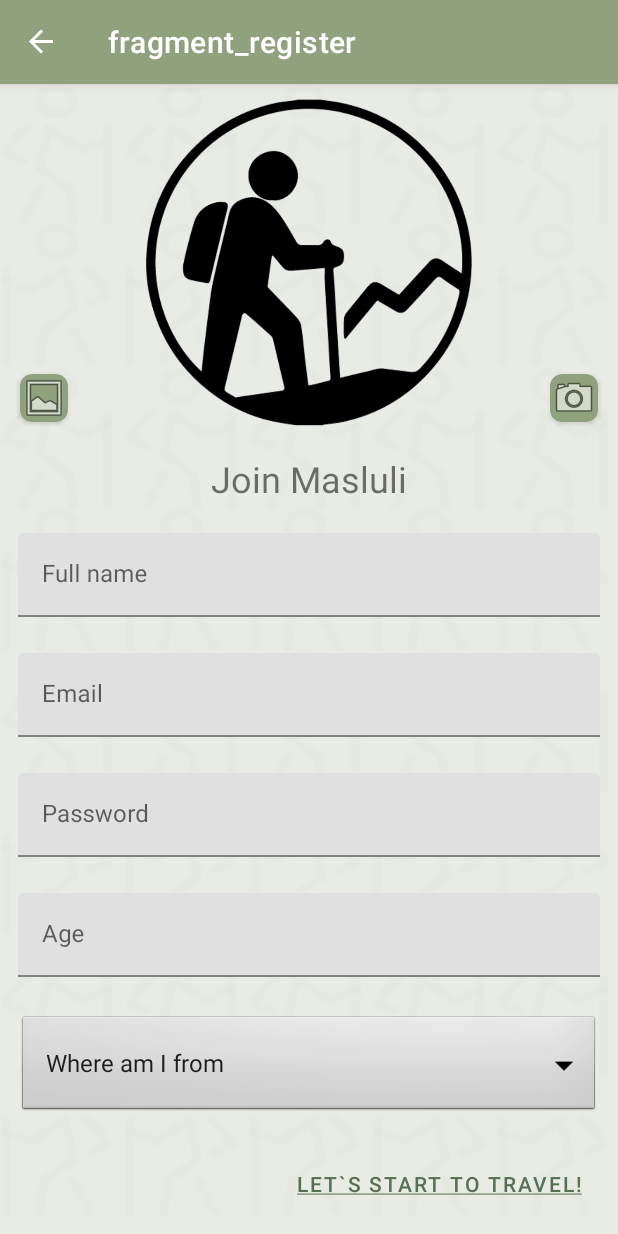
After one commit to omerd318/Masluli, an Android app: the RegisterFragment screen opened through its navigation route, on a phone screen of 412 x 824 dp. The commit adds this screen. Run offline under Robolectric (Android 15) with nearby library versions, the phone set to English and light mode, and no system bars; our stand-ins replace Firebase (no records; nobody signed in at launch, a user with empty details on screens opened directly), navigation-ui.

Commit message:
Add(RegisterFragment): register ui and basic functionality

```diff
--- a/app/build.gradle
+++ b/app/build.gradle
@@ -1,5 +1,6 @@
 plugins {
     id 'com.android.application'
+    id 'androidx.navigation.safeargs'
 }
 
 android {
--- a/app/src/main/java/com/example/masluli/LoginActivity.java
+++ b/app/src/main/java/com/example/masluli/LoginActivity.java
@@ -1,14 +1,23 @@
 package com.example.masluli;
 
 import androidx.appcompat.app.AppCompatActivity;
+import androidx.navigation.NavController;
+import androidx.navigation.fragment.NavHostFragment;
+import androidx.navigation.ui.NavigationUI;
 
 import android.os.Bundle;
 
 public class LoginActivity extends AppCompatActivity {
+    NavController navController;
 
     @Override
     protected void onCreate(Bundle savedInstanceState) {
         super.onCreate(savedInstanceState);
         setContentView(R.layout.activity_login);
+
+        NavHostFragment navHostFragment = (NavHostFragment)getSupportFragmentManager().findFragmentById(R.id.login_navhost);
+        navController = navHostFragment.getNavController();
+        NavigationUI.setupActionBarWithNavController(this,navController);
+
     }
 }
--- a/app/src/main/java/com/example/masluli/LoginFragment.java
+++ b/app/src/main/java/com/example/masluli/LoginFragment.java
@@ -1,64 +1,86 @@
 package com.example.masluli;
 
+import android.content.Intent;
 import android.os.Bundle;
 
 import androidx.fragment.app.Fragment;
+import androidx.navigation.Navigation;
 
 import android.view.LayoutInflater;
 import android.view.View;
 import android.view.ViewGroup;
+import android.widget.Toast;
+import android.content.Intent;
+import android.os.Bundle;
 
-/**
- * A simple {@link Fragment} subclass.
- * Use the {@link LoginFragment#newInstance} factory method to
- * create an instance of this fragment.
- */
+import androidx.fragment.app.Fragment;
+import androidx.navigation.Navigation;
+
+import android.view.LayoutInflater;
+import android.view.View;
+import android.view.ViewGroup;
+import android.widget.Button;
+import android.widget.EditText;
+import android.widget.ProgressBar;
+import android.widget.Toast;
+
+import com.example.masluli.MyApplication;
+import com.example.masluli.R;
+import com.example.masluli.MainActivity;
+//import com.example.masluli.model.Model;
+//import com.google.firebase.auth.FirebaseUser;
+
 public class LoginFragment extends Fragment {
+    EditText emailEt;
+    EditText passwordEt;
+    Button loginBtn;
+    Button moveToRegBtn;
+    ProgressBar progressBar;
 
-    // TODO: Rename parameter arguments, choose names that match
-    // the fragment initialization parameters, e.g. ARG_ITEM_NUMBER
-    private static final String ARG_PARAM1 = "param1";
-    private static final String ARG_PARAM2 = "param2";
-
-    // TODO: Rename and change types of parameters
-    private String mParam1;
-    private String mParam2;
-
-    public LoginFragment() {
-        // Required empty public constructor
-    }
-
-    /**
-     * Use this factory method to create a new instance of
-     * this fragment using the provided parameters.
-     *
-     * @param param1 Parameter 1.
-     * @param param2 Parameter 2.
-     * @return A new instance of fragment LoginFragment.
-     */
-    // TODO: Rename and change types and number of parameters
-    public static LoginFragment newInstance(String param1, String param2) {
-        LoginFragment fragment = new LoginFragment();
-        Bundle args = new Bundle();
-        args.putString(ARG_PARAM1, param1);
-        args.putString(ARG_PARAM2, param2);
-        fragment.setArguments(args);
-        return fragment;
-    }
-
-    @Override
-    public void onCreate(Bundle savedInstanceState) {
-        super.onCreate(savedInstanceState);
-        if (getArguments() != null) {
-            mParam1 = getArguments().getString(ARG_PARAM1);
-            mParam2 = getArguments().getString(ARG_PARAM2);
-        }
-    }
 
     @Override
     public View onCreateView(LayoutInflater inflater, ViewGroup container,
                              Bundle savedInstanceState) {
-        // Inflate the layout for this fragment
-        return inflater.inflate(R.layout.fragment_login, container, false);
+        View view = inflater.inflate(R.layout.fragment_login, container, false);
+
+        progressBar = view.findViewById(R.id.login_progressbar);
+        progressBar.setVisibility(View.GONE);
+
+        moveToRegBtn = view.findViewById(R.id.login_move_to_register_btn);
+        moveToRegBtn.setOnClickListener(v -> {
+            Navigation.findNavController(v).navigate(LoginFragmentDirections.actionLoginFragmentToRegisterFragment());
+        });
+
+        loginBtn = view.findViewById(R.id.login_login_btn);
+        loginBtn.setOnClickListener(v -> {
+            emailEt = view.findViewById(R.id.login_email_et);
+            passwordEt = view.findViewById(R.id.login_password_et);
+
+            String email = emailEt.getText().toString();
+            String password = passwordEt.getText().toString();
+
+            if(!email.equals("") && !password.equals("")) {
+                progressBar.setVisibility(View.VISIBLE);
+                toMainScreen();
+//                Model.instance.login(email, password, user -> {
+//                    progressBar.setVisibility(View.GONE);
+//                    if (user != null) {
+//                        toMainScreen();
+//                    }
+//                });
+            }
+//            else {
+//                Toast.makeText(MyApplication.getContext(), "Email and password cannot be empty",
+//                        Toast.LENGTH_SHORT).show();
+//            }
+        });
+
+        return view;
+    }
+
+    private void toMainScreen() {
+        Intent intent = new Intent(getContext(), MainActivity.class);
+        startActivity(intent);
+        getActivity().finish();
     }
 }
--- /dev/null
+++ b/app/src/main/java/com/example/masluli/RegisterFragment.java
@@ -0,0 +1,209 @@
+package com.example.masluli;
+
+import android.app.Activity;
+import android.content.Context;
+import android.content.Intent;
+import android.graphics.Bitmap;
+import android.os.Bundle;
+
+import androidx.activity.result.ActivityResultLauncher;
+import androidx.activity.result.contract.ActivityResultContracts;
+import androidx.annotation.Nullable;
+import androidx.fragment.app.Fragment;
+
+import android.provider.MediaStore;
+import android.view.LayoutInflater;
+import android.view.View;
+import android.view.ViewGroup;
+
+import android.graphics.Color;
+import android.widget.AdapterView;
+import android.widget.ArrayAdapter;
+import android.widget.Button;
+import android.widget.EditText;
+import android.widget.ImageButton;
+import android.widget.ImageView;
+import android.widget.ProgressBar;
+import android.widget.Spinner;
+import android.widget.TextView;
+import android.widget.Toast;
+
+import androidx.annotation.NonNull;
+import androidx.navigation.Navigation;
+
+import com.example.masluli.Model.User;
+
+import java.io.IOException;
+import java.util.ArrayList;
+import java.util.Arrays;
+import java.util.List;
+
+public class RegisterFragment extends Fragment {
+    private static final int REQUEST_CAMERA = 1;
+    ActivityResultLauncher<String> galleryContent;
+    Button regBtn;
+    ProgressBar progressBar;
+    String area;
+    ImageView userImv;
+    Bitmap imageBitmap;
+    ImageButton cameraBtn;
+    ImageButton galleryBtn;
+
+
+    @Override
+    public View onCreateView(LayoutInflater inflater, ViewGroup container,
+                             Bundle savedInstanceState) {
+
+        View view = inflater.inflate(R.layout.fragment_register, container, false);
+        initSpinner(view);
+        progressBar = view.findViewById(R.id.register_progressbar);
+        progressBar.setVisibility(View.GONE);
+
+        cameraBtn = view.findViewById(R.id.register_camera_btn);
+        galleryBtn = view.findViewById(R.id.register_gallery_btn);
+
+        cameraBtn.setOnClickListener(v -> {
+            openCamera();
+        });
+
+        galleryBtn.setOnClickListener(v -> {
+            galleryContent.launch("image/*");
+        });
+
+        regBtn = view.findViewById(R.id.register_register_btn);
+        regBtn.setOnClickListener(v -> {
+
+//            String name = ((EditText)view.findViewById(R.id.register_name_et)).getText().toString();
+//            String email = ((EditText)view.findViewById(R.id.register_email_et)).getText().toString();
+//            String password = ((EditText)view.findViewById(R.id.register_password_et)).getText().toString();
+//            String age = ((EditText)view.findViewById(R.id.register_age_et)).getText().toString();
+
+//            if(!email.equals("") && !password.equals("") && !name.equals("") &&
+//                    !age.equals("") && !area.equals("")) {
+//
+//                progressBar.setVisibility(View.VISIBLE);
+//                User newUser = new User(name, email, age, area);
+//
+//                if(imageBitmap != null) {
+//                    // TODO: add to storage account and save url
+//                        newUser.setImageUrl("url");
+//                }
+//
+//                // TODO: save to db
+//            }
+//            else {
+//                Toast.makeText(MyApplication.getContext(), "All the fields are required",
+//                        Toast.LENGTH_SHORT).show();
+//            }
+
+            toMainScreen();
+        });
+
+        return view;
+    }
+
+    private void initSpinner(View view) {
+        Spinner spinner = view.findViewById(R.id.register_area_dd);
+
+        String[] areas = new String[]{
+                getResources().getString(R.string.area),
+                "North",
+                "Center",
+                "South"
+        };
+
+        ArrayAdapter<String> spinnerArrayAdapter
+                = new ArrayAdapter<String>(
+                getActivity(),
+                android.R.layout.simple_dropdown_item_1line,
+                new ArrayList<String>(Arrays.asList(areas))
+        ){
+            @Override
+            public boolean isEnabled(int position){
+                return position != 0;
+            }
+
+            @Override
+            public View getDropDownView(
+                    int position, View convertView,
+                    @NonNull ViewGroup parent) {
+
+                View view = super.getDropDownView(position, convertView, parent);
+                TextView textView = (TextView) view;
+
+                if(position == 0){
+                    textView.setTextColor(Color.GRAY);
+                }
+                else { textView.setTextColor(Color.BLACK); }
+                return view;
+            }
+        };
+
+        spinner.setOnItemSelectedListener(
+                new AdapterView.OnItemSelectedListener() {
+
+                    @Override
+                    public void onItemSelected(
+                            AdapterView<?> parent, View view,
+                            int position, long id) {
+
+                        if(position > 0){
+
+                            area = (String)parent.getItemAtPosition(position);
+                        }
+                    }
+                    @Override
+                    public void onNothingSelected(
+                            AdapterView<?> parent) {
+                    }
+                });
+
+        spinner.setAdapter(spinnerArrayAdapter);
+    }
+
+    @Override
+    public void onAttach(@NonNull Context context) {
+        super.onAttach(context);
+        galleryContent = registerForActivityResult(new ActivityResultContracts.GetContent(),
+                uri -> {
+                    // Handle the returned Uri
+                    if (uri == null) {
+                        return;
+                    }
+
+                    try {
+                        imageBitmap = MediaStore.Images.Media.getBitmap(context.getContentResolver(), uri);
+                    } catch (IOException e) {
+                        e.printStackTrace();
+                    }
+
+                    if (imageBitmap == null) return;
+
+                    userImv.setImageBitmap(imageBitmap);
+                });
+    }
+
+    private void openCamera() {
+        Intent takePhoto = new Intent(MediaStore.ACTION_IMAGE_CAPTURE);
+        startActivityForResult(takePhoto,REQUEST_CAMERA);
+    }
+
+    @Override
+    public void onActivityResult(int requestCode, int resultCode, @Nullable Intent data) {
+        super.onActivityResult(requestCode, resultCode, data);
+
+        if (requestCode == REQUEST_CAMERA){
+            if (resultCode == Activity.RESULT_OK){
+                Bundle extras = data.getExtras();
+                imageBitmap = (Bitmap) extras.get("data");
+                userImv.setImageBitmap(imageBitmap);
+            }
+        }
+    }
+
+    private void toMainScreen() {
+        Intent intent = new Intent(getContext(), MainActivity.class);
+        startActivity(intent);
+        getActivity().finish();
+    }
+}
--- a/app/src/main/res/layout/activity_login.xml
+++ b/app/src/main/res/layout/activity_login.xml
@@ -5,13 +5,6 @@
     android:layout_width="match_parent"
     android:layout_height="match_parent"
     tools:context=".LoginActivity">
-
-<!--    <androidx.fragment.app.FragmentContainerView-->
-<!--        android:id="@+id/fragmentContainerView"-->
-<!--        android:name="com.example.masluli.LoginFragment"-->
-<!--        android:layout_width="wrap_content"-->
-<!--        android:layout_height="wrap_content" />-->
-
 
     <androidx.fragment.app.FragmentContainerView
         android:id="@+id/login_navhost"
@@ -23,5 +16,6 @@
         app:layout_constraintEnd_toEndOf="parent"
         app:layout_constraintStart_toStartOf="parent"
         app:layout_constraintTop_toTopOf="parent"
-        app:navGraph="@navigation/nav_graph" />
+        app:navGraph="@navigation/login_nav" />
+
 </androidx.constraintlayout.widget.ConstraintLayout>
--- /dev/null
+++ b/app/src/main/res/layout/fragment_register.xml
@@ -0,0 +1,187 @@
+<?xml version="1.0" encoding="utf-8"?>
+<ScrollView xmlns:android="http://schemas.android.com/apk/res/android"
+    xmlns:app="http://schemas.android.com/apk/res-auto"
+    xmlns:tools="http://schemas.android.com/tools"
+    android:layout_width="match_parent"
+    android:layout_height="match_parent"
+    android:background="@drawable/background_register"
+    tools:context=".RegisterFragment">
+
+    <androidx.constraintlayout.widget.ConstraintLayout
+        android:layout_width="match_parent"
+        android:layout_height="wrap_content">
+
+        <ImageView
+            android:id="@+id/register_image_imv"
+            android:layout_width="0dp"
+            android:layout_height="0dp"
+            android:layout_marginStart="8dp"
+            android:layout_marginTop="8dp"
+            android:layout_marginEnd="8dp"
+            android:background="@android:color/transparent"
+            app:layout_constraintDimensionRatio="16:9"
+            app:layout_constraintEnd_toEndOf="parent"
+            app:layout_constraintStart_toStartOf="parent"
+            app:layout_constraintTop_toTopOf="parent"
+
+            app:srcCompat="@drawable/avatar_hike" />
+
+        <androidx.appcompat.widget.LinearLayoutCompat
+            android:id="@+id/linearLayoutCompat"
+            android:layout_width="match_parent"
+            android:layout_height="wrap_content"
+            android:layout_marginStart="8dp"
+            android:layout_marginTop="16dp"
+            android:layout_marginEnd="8dp"
+            android:orientation="vertical"
+            app:layout_constraintEnd_toEndOf="parent"
+            app:layout_constraintStart_toStartOf="parent"
+            app:layout_constraintTop_toBottomOf="@+id/register_image_imv">
+
+            <TextView
+                android:layout_width="match_parent"
+                android:layout_height="wrap_content"
+                android:gravity="center"
+                android:text="@string/registerPage"
+                android:textSize="24sp" />
+
+            <com.google.android.material.textfield.TextInputLayout
+                android:layout_width="match_parent"
+                android:layout_height="wrap_content"
+                android:layout_margin="4dp"
+                android:hint="@string/name"
+                android:paddingTop="16dp">
+
+                <com.google.android.material.textfield.TextInputEditText
+                    android:id="@+id/register_name_et"
+                    android:layout_width="match_parent"
+                    android:layout_height="wrap_content"
+                    android:inputType="textPersonName"
+                    android:maxLines="1" />
+            </com.google.android.material.textfield.TextInputLayout>
+
+            <com.google.android.material.textfield.TextInputLayout
+                android:layout_width="match_parent"
+                android:layout_height="wrap_content"
+                android:layout_margin="4dp"
+                android:hint="@string/email"
+                android:paddingTop="16dp">
+
+                <com.google.android.material.textfield.TextInputEditText
+                    android:id="@+id/register_email_et"
+                    android:layout_width="match_parent"
+                    android:layout_height="wrap_content"
+                    android:inputType="textEmailAddress"
+                    android:maxLines="1" />
+            </com.google.android.material.textfield.TextInputLayout>
+
+            <com.google.android.material.textfield.TextInputLayout
+                android:layout_width="match_parent"
+                android:layout_height="wrap_content"
+                android:layout_margin="4dp"
+                android:hint="@string/password"
+                android:paddingTop="16dp">
+
+                <com.google.android.material.textfield.TextInputEditText
+                    android:id="@+id/register_password_et"
+                    android:layout_width="match_parent"
+                    android:layout_height="wrap_content"
+                    android:inputType="textPassword"
+                    android:maxLines="1" />
+            </com.google.android.material.textfield.TextInputLayout>
+
+            <com.google.android.material.textfield.TextInputLayout
+                android:layout_width="match_parent"
+                android:layout_height="wrap_content"
+                android:layout_margin="4dp"
+                android:hint="@string/age"
+                android:paddingTop="16dp">
+
+                <com.google.android.material.textfield.TextInputEditText
+                    android:id="@+id/register_age_et"
+                    android:layout_width="match_parent"
+                    android:layout_height="wrap_content"
+                    android:inputType="text"
+                    android:maxLines="1" />
+            </com.google.android.material.textfield.TextInputLayout>
+
+            <com.google.android.material.textfield.TextInputLayout
+                android:layout_width="match_parent"
+                android:layout_height="wrap_content"
+                android:layout_margin="4dp"
+                android:hint="@string/area"
+                android:paddingTop="16dp"
+                >
+
+                <Spinner
+                    android:id="@+id/register_area_dd"
+                    android:layout_width="match_parent"
+                    android:layout_height="70sp"
+                    android:background="@android:drawable/btn_dropdown"
+                    android:spinnerMode="dropdown"/>
+
+            </com.google.android.material.textfield.TextInputLayout>
+
+
+            <com.google.android.material.button.MaterialButton
+                android:id="@+id/register_register_btn"
+                android:layout_width="wrap_content"
+                android:layout_height="wrap_content"
+                android:layout_gravity="end"
+                android:background="?android:attr/selectableItemBackground"
+                android:layout_marginTop="16dp"
+                android:text="@string/register"
+                android:textColor="@color/masluli_text" />
+
+        </androidx.appcompat.widget.LinearLayoutCompat>
+
+        <ProgressBar
+            android:id="@+id/register_progressbar"
+            style="?android:attr/progressBarStyle"
+            android:layout_width="157dp"
+            android:layout_height="156dp"
+            app:layout_constraintBottom_toBottomOf="parent"
+            app:layout_constraintEnd_toEndOf="parent"
+            app:layout_constraintStart_toStartOf="parent"
+            app:layout_constraintTop_toTopOf="parent" />
+
+        <androidx.cardview.widget.CardView
+            android:layout_width="wrap_content"
+            android:layout_height="wrap_content"
+            app:layout_constraintBottom_toBottomOf="@+id/register_image_imv"
+            app:layout_constraintEnd_toEndOf="@+id/register_image_imv"
+            app:cardBackgroundColor="@color/masluli_green"
+            app:cardCornerRadius="8dp"
+            android:layout_margin="5dp"
+            android:elevation="10dp">
+
+            <ImageButton
+                android:id="@+id/register_camera_btn"
+                android:layout_width="wrap_content"
+                android:layout_height="wrap_content"
+                android:background="?android:attr/selectableItemBackground"
+                android:src="@android:drawable/ic_menu_camera" />
+        </androidx.cardview.widget.CardView>
+
+        <androidx.cardview.widget.CardView
+            android:layout_width="wrap_content"
+            android:layout_height="wrap_content"
+            app:layout_constraintBottom_toBottomOf="@+id/register_image_imv"
+            app:layout_constraintStart_toStartOf="@+id/register_image_imv"
+            app:cardBackgroundColor="@color/masluli_green"
+            app:cardCornerRadius="8dp"
+            android:layout_margin="5dp"
+            android:elevation="10dp">
+
+        <ImageButton
+            android:id="@+id/register_gallery_btn"
+            android:layout_width="wrap_content"
+            android:layout_height="wrap_content"
+            android:src="@android:drawable/ic_menu_gallery"
+            android:background="?android:attr/selectableItemBackground"
+            />
+        </androidx.cardview.widget.CardView>
+
+    </androidx.constraintlayout.widget.ConstraintLayout>
+
+</ScrollView>
--- /dev/null
+++ b/app/src/main/res/navigation/login_nav.xml
@@ -0,0 +1,26 @@
+<?xml version="1.0" encoding="utf-8"?>
+<navigation xmlns:android="http://schemas.android.com/apk/res/android"
+    xmlns:app="http://schemas.android.com/apk/res-auto"
+    android:id="@+id/login_nav"
+    xmlns:tools="http://schemas.android.com/tools"
+    app:startDestination="@id/loginFragment">
+
+    <fragment
+        android:id="@+id/loginFragment"
+        android:name="com.example.masluli.LoginFragment"
+        android:label="fragment_login"
+        tools:layout="@layout/fragment_login">
+
+        <action
+            android:id="@+id/action_loginFragment_to_registerFragment"
+            app:destination="@id/registerFragment" />
+
+    </fragment>
+
+    <fragment
+        android:id="@+id/registerFragment"
+        android:name="com.example.masluli.RegisterFragment"
+        android:label="fragment_register"
+        tools:layout="@layout/fragment_register" />
+
+</navigation>
--- a/app/src/main/res/values/strings.xml
+++ b/app/src/main/res/values/strings.xml
@@ -6,4 +6,9 @@
     <string name="password">Password</string>
     <string name="login"><u>Let`s travel!</u></string>
     <string name="moveToRegister">Not register yet? <u>Come travel with us</u></string>
+    <string name="name">Full name</string>
+    <string name="age">Age</string>
+    <string name="area">Where am I from</string>
+    <string name="registerPage">Join Masluli</string>
+    <string name="register"><u>Let`s start to travel!</u></string>
 </resources>
```
Also changed, not shown: app/src/main/java/com/example/masluli/Model/User.java (added, +56 -0 lines), app/src/main/java/com/example/masluli/MyApplication.java (added, +18 -0 lines), app/src/main/res/layout/fragment_login.xml (+9 -9 lines), app/src/main/res/navigation/nav_graph.xml (+1 -6 lines), app/src/main/res/drawable/avatar_hike.png (added), app/src/main/res/drawable/background_register.png (added).
